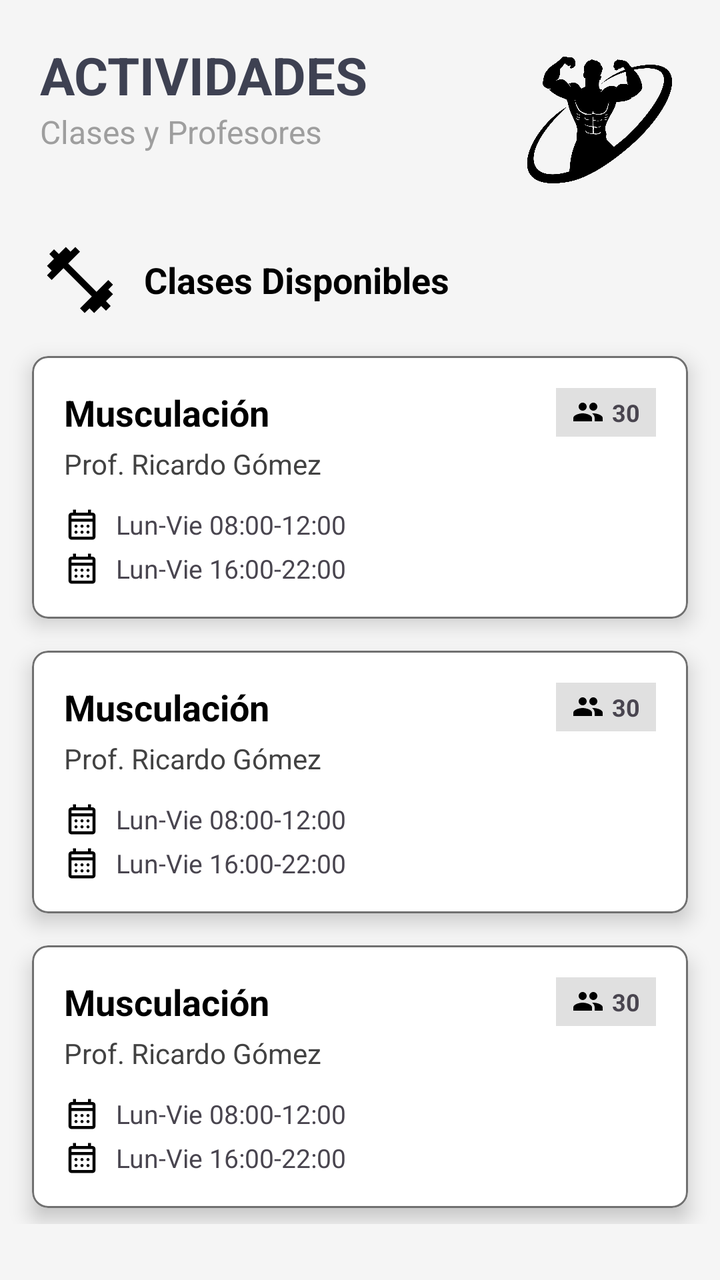
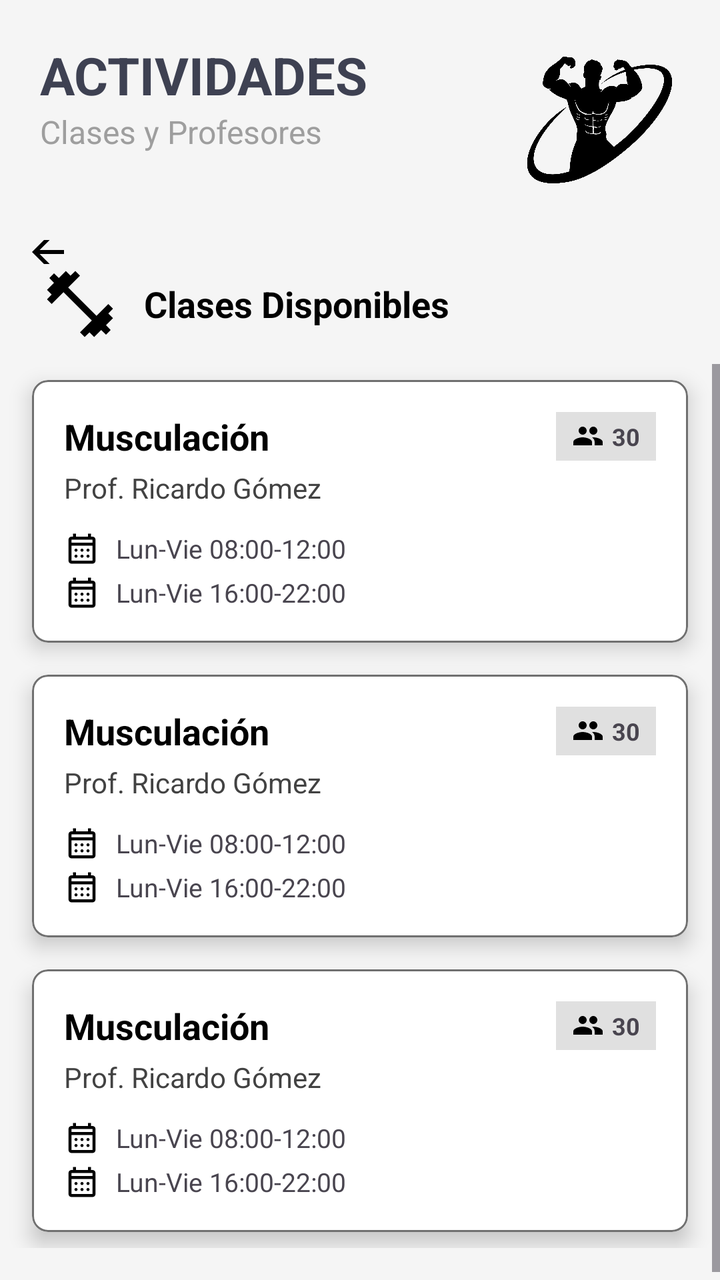

Screens rendered from an Android XML layout before and after an edit, with the pre-edit source and the edit as a unified diff.
<!-- AndroidManifest.xml: application theme Theme.ClubDeportivoDAM -->
<!-- res/layout/activity_actividades.xml -->
<?xml version="1.0" encoding="utf-8"?>
<LinearLayout xmlns:android="http://schemas.android.com/apk/res/android"
    android:layout_width="match_parent"
    android:layout_height="match_parent"
    android:background="#F5F5F5"
    android:orientation="vertical">

    <RelativeLayout
        android:layout_width="match_parent"
        android:layout_height="wrap_content"
        android:padding="20dp">

        <LinearLayout
            android:layout_width="wrap_content"
            android:layout_height="wrap_content"
            android:orientation="vertical">

            <TextView
                android:layout_width="wrap_content"
                android:layout_height="wrap_content"
                android:text="ACTIVIDADES"
                android:textColor="#3E4152"
                android:textSize="26sp"
                android:textStyle="bold" />

            <TextView
                android:layout_width="wrap_content"
                android:layout_height="wrap_content"
                android:text="Clases y Profesores"
                android:textColor="#9E9E9E"
                android:textSize="16sp" />
        </LinearLayout>

        <ImageView
            android:layout_width="80dp"
            android:layout_height="80dp"
            android:layout_alignParentEnd="true"
            android:src="@drawable/logo_gym" />
    </RelativeLayout>

    <LinearLayout
        android:layout_width="match_parent"
        android:layout_height="wrap_content"
        android:gravity="center_vertical"
        android:paddingHorizontal="20dp"
        android:layout_marginBottom="10dp">

        <ImageView
            android:layout_width="40dp"
            android:layout_height="40dp"
            android:src="@drawable/ic_pesas" /> <TextView
        android:layout_width="wrap_content"
        android:layout_height="wrap_content"
        android:layout_marginStart="12dp"
        android:text="Clases Disponibles"
        android:textColor="#000000"
        android:textSize="18sp"
        android:textStyle="bold" />
    </LinearLayout>

    <ScrollView
        android:layout_width="match_parent"
        android:layout_height="match_parent">

        <LinearLayout
            android:layout_width="match_parent"
            android:layout_height="wrap_content"
            android:orientation="vertical"
            android:paddingBottom="20dp">

            <include layout="@layout/view_card_activity" />
            <include layout="@layout/view_card_activity" />
            <include layout="@layout/view_card_activity"  />

        </LinearLayout>
    </ScrollView>

</LinearLayout>
<!-- res/layout/view_card_activity.xml (included above) -->
<?xml version="1.0" encoding="utf-8"?>
<com.google.android.material.card.MaterialCardView
    xmlns:android="http://schemas.android.com/apk/res/android"
    xmlns:app="http://schemas.android.com/apk/res-auto"
    android:layout_width="match_parent"
    android:layout_height="wrap_content"
    android:layout_marginHorizontal="16dp"
    android:layout_marginVertical="8dp"
    app:cardBackgroundColor="@android:color/white"
    app:cardCornerRadius="8dp"
    app:cardElevation="6dp"
    app:strokeColor="#707070"
    app:strokeWidth="1dp">

    <LinearLayout
        android:layout_width="match_parent"
        android:layout_height="wrap_content"
        android:orientation="vertical"
        android:padding="16dp">

        <RelativeLayout
            android:layout_width="match_parent"
            android:layout_height="wrap_content">

            <TextView
                android:id="@+id/tvTituloActividad"
                android:layout_width="wrap_content"
                android:layout_height="wrap_content"
                android:text="Musculación"
                android:textColor="#000000"
                android:textSize="18sp"
                android:textStyle="bold" />

            <LinearLayout
                android:layout_width="wrap_content"
                android:layout_height="wrap_content"
                android:layout_alignParentEnd="true"
                android:background="#E0E0E0"
                android:gravity="center"
                android:paddingHorizontal="8dp"
                android:paddingVertical="4dp">

                <ImageView
                    android:layout_width="16dp"
                    android:layout_height="16dp"
                    android:src="@drawable/baseline_people_24" /> <TextView
                android:layout_width="wrap_content"
                android:layout_height="wrap_content"
                android:layout_marginStart="4dp"
                android:text="30"
                android:textSize="12sp"
                android:textStyle="bold" />
            </LinearLayout>
        </RelativeLayout>

        <TextView
            android:layout_width="wrap_content"
            android:layout_height="wrap_content"
            android:layout_marginTop="4dp"
            android:text="Prof. Ricardo Gómez"
            android:textColor="#424242"
            android:textSize="14sp" />

        <LinearLayout
            android:layout_width="match_parent"
            android:layout_height="wrap_content"
            android:layout_marginTop="12dp"
            android:orientation="horizontal"
            android:gravity="center_vertical">

            <ImageView
                android:layout_width="18dp"
                android:layout_height="18dp"
                android:src="@drawable/ic_calendar" />

            <TextView
                android:layout_width="wrap_content"
                android:layout_height="wrap_content"
                android:layout_marginStart="8dp"
                android:text="Lun-Vie 08:00-12:00"
                android:textSize="13sp" />
        </LinearLayout>

        <LinearLayout
            android:layout_width="match_parent"
            android:layout_height="wrap_content"
            android:layout_marginTop="4dp"
            android:orientation="horizontal"
            android:gravity="center_vertical">

            <ImageView
                android:layout_width="18dp"
                android:layout_height="18dp"
                android:src="@drawable/ic_calendar" />

            <TextView
                android:layout_width="wrap_content"
                android:layout_height="wrap_content"
                android:layout_marginStart="8dp"
                android:text="Lun-Vie 16:00-22:00"
                android:textSize="13sp" />
        </LinearLayout>

    </LinearLayout>
</com.google.android.material.card.MaterialCardView>
<!-- resources referenced by this layout -->
<resources>
  <!-- drawable baseline_people_24 (drawable) -->
  <vector xmlns:android="http://schemas.android.com/apk/res/android" android:height="24dp" android:tint="#000000" android:viewportHeight="24" android:viewportWidth="24" android:width="24dp">
        
      <path android:fillColor="@android:color/white" android:pathData="M16,11c1.66,0 2.99,-1.34 2.99,-3S17.66,5 16,5c-1.66,0 -3,1.34 -3,3s1.34,3 3,3zM8,11c1.66,0 2.99,-1.34 2.99,-3S9.66,5 8,5C6.34,5 5,6.34 5,8s1.34,3 3,3zM8,13c-2.33,0 -7,1.17 -7,3.5L1,19h14v-2.5c0,-2.33 -4.67,-3.5 -7,-3.5zM16,13c-0.29,0 -0.62,0.02 -0.97,0.05 1.16,0.84 1.97,1.97 1.97,3.45L17,19h6v-2.5c0,-2.33 -4.67,-3.5 -7,-3.5z"/>
      
  </vector>
  <!-- drawable ic_calendar (drawable) -->
  <vector xmlns:android="http://schemas.android.com/apk/res/android" android:height="24dp" android:tint="#000000" android:viewportHeight="960" android:viewportWidth="960" android:width="24dp">
        
      <path android:fillColor="@android:color/white" android:pathData="M200,880Q167,880 143.5,856.5Q120,833 120,800L120,240Q120,207 143.5,183.5Q167,160 200,160L240,160L240,80L320,80L320,160L640,160L640,80L720,80L720,160L760,160Q793,160 816.5,183.5Q840,207 840,240L840,800Q840,833 816.5,856.5Q793,880 760,880L200,880ZM200,800L760,800Q760,800 760,800Q760,800 760,800L760,400L200,400L200,800Q200,800 200,800Q200,800 200,800ZM200,320L760,320L760,240Q760,240 760,240Q760,240 760,240L200,240Q200,240 200,240Q200,240 200,240L200,320ZM200,320L200,240Q200,240 200,240Q200,240 200,240L200,240Q200,240 200,240Q200,240 200,240L200,320ZM480,560Q463,560 451.5,548.5Q440,537 440,520Q440,503 451.5,491.5Q463,480 480,480Q497,480 508.5,491.5Q520,503 520,520Q520,537 508.5,548.5Q497,560 480,560ZM291.5,548.5Q280,537 280,520Q280,503 291.5,491.5Q303,480 320,480Q337,480 348.5,491.5Q360,503 360,520Q360,537 348.5,548.5Q337,560 320,560Q303,560 291.5,548.5ZM640,560Q623,560 611.5,548.5Q600,537 600,520Q600,503 611.5,491.5Q623,480 640,480Q657,480 668.5,491.5Q680,503 680,520Q680,537 668.5,548.5Q657,560 640,560ZM480,720Q463,720 451.5,708.5Q440,697 440,680Q440,663 451.5,651.5Q463,640 480,640Q497,640 508.5,651.5Q520,663 520,680Q520,697 508.5,708.5Q497,720 480,720ZM291.5,708.5Q280,697 280,680Q280,663 291.5,651.5Q303,640 320,640Q337,640 348.5,651.5Q360,663 360,680Q360,697 348.5,708.5Q337,720 320,720Q303,720 291.5,708.5ZM640,720Q623,720 611.5,708.5Q600,697 600,680Q600,663 611.5,651.5Q623,640 640,640Q657,640 668.5,651.5Q680,663 680,680Q680,697 668.5,708.5Q657,720 640,720Z"/>
      
  </vector>
  <!-- drawable ic_pesas (drawable) -->
  <vector xmlns:android="http://schemas.android.com/apk/res/android" android:height="24dp" android:tint="#000000" android:viewportHeight="960" android:viewportWidth="960" android:width="24dp">
        
      <path android:fillColor="@android:color/white" android:pathData="M536,876L480,820L622,678L282,338L140,480L84,424L140,366L84,310L168,226L112,168L168,112L226,168L310,84L366,140L424,84L480,140L338,282L678,622L820,480L876,536L820,594L876,650L792,734L848,792L792,848L734,792L650,876L594,820L536,876Z"/>
      
  </vector>
  <!-- drawable logo_gym: png bitmap (drawable, 66288 bytes) -->
  <style name="Theme.ClubDeportivoDAM" parent="Base.Theme.ClubDeportivoDAM" />
  <style name="Base.Theme.ClubDeportivoDAM" parent="Theme.Material3.DayNight.NoActionBar">
          
          
      </style>
</resources>

<!-- the commit's change to res/layout/activity_actividades.xml (unified diff, before → after) -->
@@ -23,6 +23,8 @@
                 android:textSize="26sp"
                 android:textStyle="bold" />
 
+
+
             <TextView
                 android:layout_width="wrap_content"
                 android:layout_height="wrap_content"
@@ -37,6 +39,13 @@
             android:layout_alignParentEnd="true"
             android:src="@drawable/logo_gym" />
     </RelativeLayout>
+
+    <ImageButton
+        android:id="@+id/btnBackToPanel"
+        android:layout_width="48dp"
+        android:layout_height="12dp"
+        android:src="@drawable/ic_arrow_back"
+        android:background="?attr/selectableItemBackgroundBorderless" />
 
     <LinearLayout
         android:layout_width="match_parent"
<!-- resource entries referenced after the edit -->
@@ -4,6 +4,12 @@
   <vector xmlns:android="http://schemas.android.com/apk/res/android" android:height="24dp" android:tint="#000000" android:viewportHeight="24" android:viewportWidth="24" android:width="24dp">
         
       <path android:fillColor="@android:color/white" android:pathData="M16,11c1.66,0 2.99,-1.34 2.99,-3S17.66,5 16,5c-1.66,0 -3,1.34 -3,3s1.34,3 3,3zM8,11c1.66,0 2.99,-1.34 2.99,-3S9.66,5 8,5C6.34,5 5,6.34 5,8s1.34,3 3,3zM8,13c-2.33,0 -7,1.17 -7,3.5L1,19h14v-2.5c0,-2.33 -4.67,-3.5 -7,-3.5zM16,13c-0.29,0 -0.62,0.02 -0.97,0.05 1.16,0.84 1.97,1.97 1.97,3.45L17,19h6v-2.5c0,-2.33 -4.67,-3.5 -7,-3.5z"/>
+      
+  </vector>
+  <!-- drawable ic_arrow_back (drawable) -->
+  <vector xmlns:android="http://schemas.android.com/apk/res/android" android:autoMirrored="true" android:height="24dp" android:tint="#000000" android:viewportHeight="960" android:viewportWidth="960" android:width="24dp">
+        
+      <path android:fillColor="@android:color/white" android:pathData="M313,520L537,744L480,800L160,480L480,160L537,216L313,440L800,440L800,520L313,520Z"/>
       
   </vector>
   <!-- drawable ic_calendar (drawable) -->
